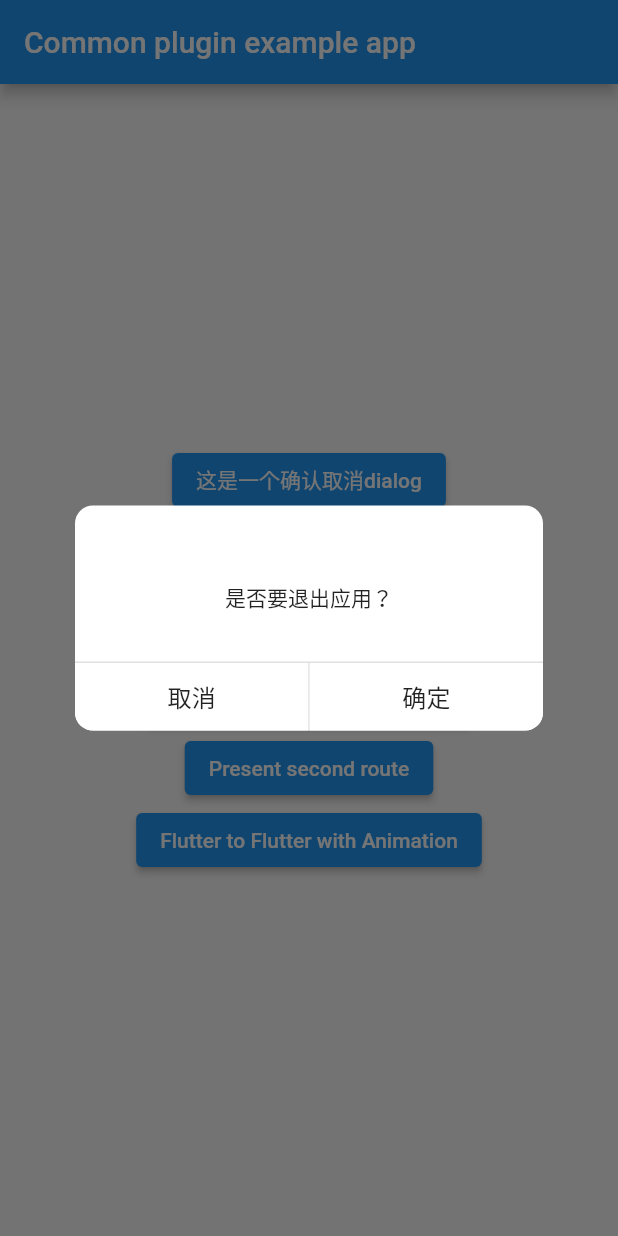
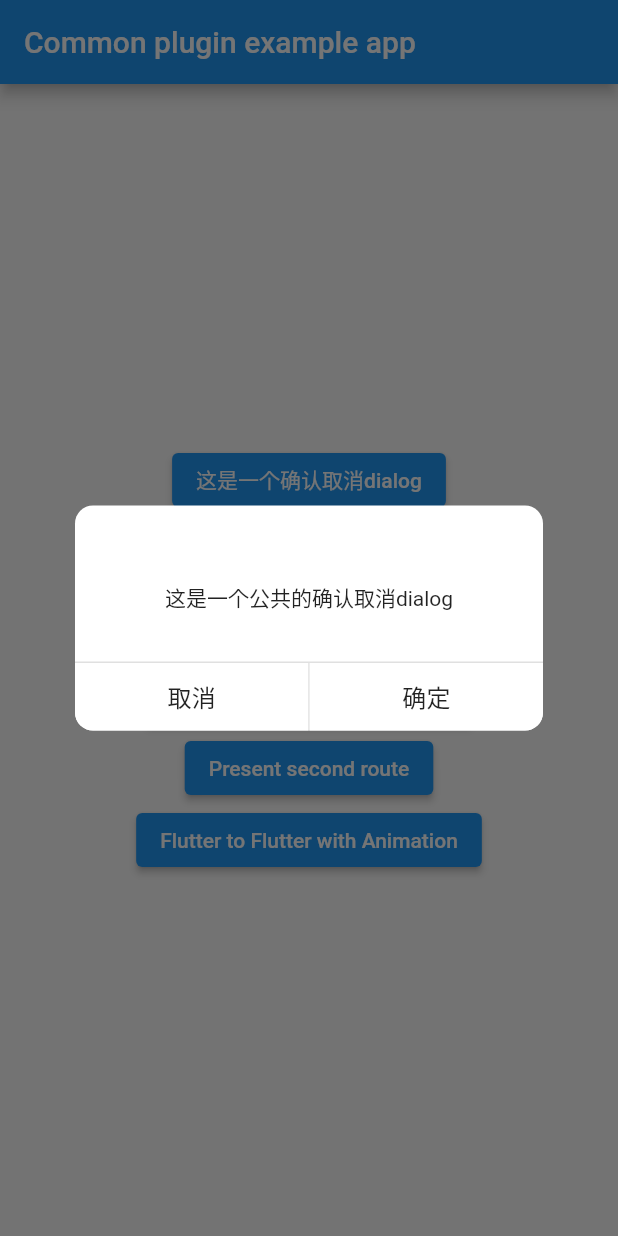
Before and after one commit to JeremyTanZone/commonlib, a Flutter app: the screen it shows after launch, after a tap on "这是一个确认取消dialog", on a phone screen of 412 x 824 dp. Run offline on Flutter 3.47's test engine with Material 2 defaults, Android fonts, the light colour scheme and no system bars.

Commit message:
公共确认取消dialog

```diff
--- a/example/lib/main.dart
+++ b/example/lib/main.dart
@@ -90,7 +90,7 @@ class _MyHomePageState extends State<MyHomePage> {
                         barrierDismissible: false,
                         builder: (_) {
                           return CustomDialog(
-                            content: "是否要退出应用？",
+                            content: "这是一个公共的确认取消dialog",
                             confirmContent: "确定",
                             confirmCallback: () {
                               print('确定');
```
Also changed, not shown: 1 other file.
